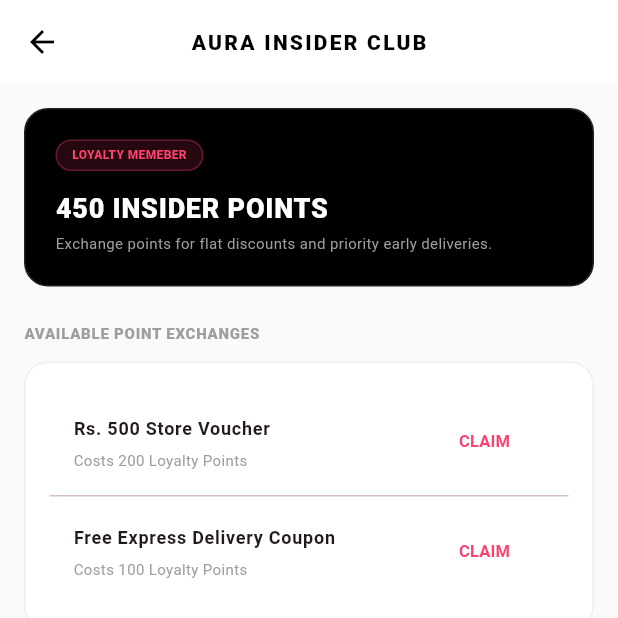
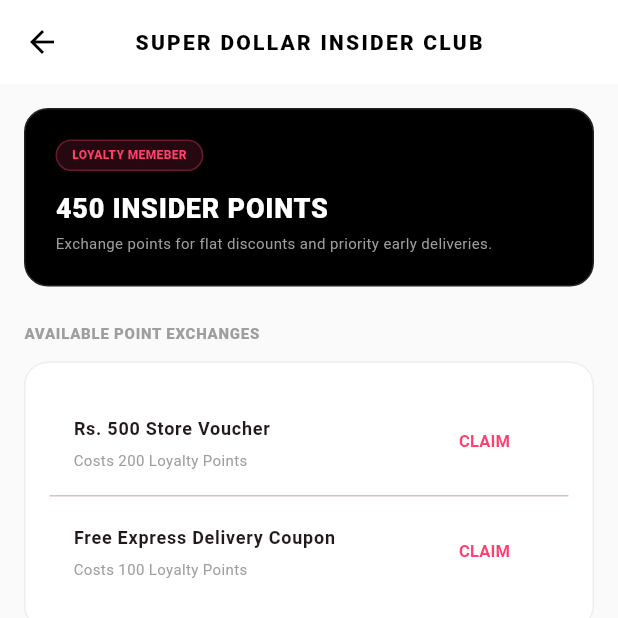
Before and after one commit to asimgee105/superdollarsahiwal, a Flutter app: the InsiderScreen screen opened by its route, on a phone screen of 412 x 824 dp, the top half of it. Run offline on Flutter 3.47's test engine with Material 3 defaults, Android fonts, the phone set to English and light mode, and no system bars; our stand-ins replace dio, flutter_bloc, flutter_secure_storage, go_router, hive_flutter; accounts and stored records are empty; network calls fail.

Commit message:
Support guest browsing, add login redirects for add-to-bag/checkout/profile, and change brand name to Super Dollar

```diff
--- a/mobile/lib/features/auth/login_screen.dart
+++ b/mobile/lib/features/auth/login_screen.dart
@@ -104,7 +104,7 @@ class _LoginScreenState extends State<LoginScreen> {
                             mainAxisAlignment: MainAxisAlignment.center,
                             children: [
                               Text(
-                                'WELCOME TO AURA',
+                                'WELCOME TO SUPER DOLLAR',
                                 style: TextStyle(
                                   fontSize: 13,
                                   fontWeight: FontWeight.w900,
--- a/mobile/lib/features/catalog/catalog_screen.dart
+++ b/mobile/lib/features/catalog/catalog_screen.dart
@@ -15,30 +15,30 @@ class _CatalogScreenState extends State<CatalogScreen> {
   final List<Map<String, String>> _products = [
     {
       'id': '1',
-      'title': 'Aura Premium Cotton Kurta Set',
+      'title': 'Premium Cotton Kurta Set',
       'price': '4,500',
-      'brand': 'AURA PREMIUM',
+      'brand': 'SD PREMIUM',
       'image': 'https://images.unsplash.com/photo-1595950653106-6c9ebd614d3a?q=80&w=300&auto=format&fit=crop'
     },
     {
       'id': '2',
       'title': 'Slim Fit Casual Denim Jeans',
       'price': '2,200',
-      'brand': 'AURA MEN',
+      'brand': 'SD MEN',
       'image': 'https://images.unsplash.com/photo-1542272604-787c3835535d?q=80&w=300&auto=format&fit=crop'
     },
     {
       'id': '3',
       'title': 'Women Printed Ethnic A-Line Kurti',
       'price': '1,850',
-      'brand': 'AURA FUSION',
+      'brand': 'SD FUSION',
       'image': 'https://images.unsplash.com/photo-1610030469983-98e550d6193c?q=80&w=300&auto=format&fit=crop'
     },
     {
       'id': '4',
-      'title': 'Aura Sporty Running Shoes',
+      'title': 'Sporty Running Shoes',
       'price': '3,999',
-      'brand': 'AURA ACTIVE',
+      'brand': 'SD ACTIVE',
       'image': 'https://images.unsplash.com/photo-1542291026-7eec264c27ff?q=80&w=300&auto=format&fit=crop'
     }
   ];
--- a/mobile/lib/features/home/home_screen.dart
+++ b/mobile/lib/features/home/home_screen.dart
@@ -17,30 +17,30 @@ class _HomeScreenState extends State<HomeScreen> {
   final List<Map<String, String>> _products = [
     {
       'id': '1',
-      'title': 'Aura Premium Cotton Kurta Set',
+      'title': 'Premium Cotton Kurta Set',
       'price': '4,500',
-      'brand': 'AURA PREMIUM',
+      'brand': 'SD PREMIUM',
       'image': 'https://images.unsplash.com/photo-1595950653106-6c9ebd614d3a?q=80&w=300&auto=format&fit=crop'
     },
     {
       'id': '2',
       'title': 'Slim Fit Casual Denim Jeans',
       'price': '2,200',
-      'brand': 'AURA MEN',
+      'brand': 'SD MEN',
       'image': 'https://images.unsplash.com/photo-1542272604-787c3835535d?q=80&w=300&auto=format&fit=crop'
     },
     {
       'id': '3',
       'title': 'Women Printed Ethnic A-Line Kurti',
       'price': '1,850',
-      'brand': 'AURA FUSION',
+      'brand': 'SD FUSION',
       'image': 'https://images.unsplash.com/photo-1610030469983-98e550d6193c?q=80&w=300&auto=format&fit=crop'
     },
     {
       'id': '4',
-      'title': 'Aura Sporty Running Shoes',
+      'title': 'Sporty Running Shoes',
       'price': '3,999',
-      'brand': 'AURA ACTIVE',
+      'brand': 'SD ACTIVE',
       'image': 'https://images.unsplash.com/photo-1542291026-7eec264c27ff?q=80&w=300&auto=format&fit=crop'
     }
   ];
@@ -58,7 +58,7 @@ class _HomeScreenState extends State<HomeScreen> {
     return Scaffold(
       backgroundColor: const Color(0xFFFAFAFA),
       appBar: AppBar(
-        title: const Text('A U R A'),
+        title: const Text('SUPER DOLLAR'),
         actions: [
           IconButton(
             icon: const Icon(Icons.favorite_border),
--- a/mobile/lib/features/profile/gift_cards_screen.dart
+++ b/mobile/lib/features/profile/gift_cards_screen.dart
@@ -71,7 +71,7 @@ class _GiftCardsScreenState extends State<GiftCardsScreen> {
                 crossAxisAlignment: CrossAxisAlignment.start,
                 mainAxisAlignment: MainAxisAlignment.center,
                 children: [
-                  Text('AURA GIFT CARD', style: TextStyle(color: Colors.white, fontWeight: FontWeight.w900, fontSize: 14, letterSpacing: 1.0)),
+                  Text('SUPER DOLLAR GIFT CARD', style: TextStyle(color: Colors.white, fontWeight: FontWeight.w900, fontSize: 14, letterSpacing: 1.0)),
                   SizedBox(height: 6),
                   Text('Share the joy of style. The perfect gift voucher for birthdays, anniversaries, or appreciation tokens.', style: TextStyle(color: Colors.white70, fontSize: 10, height: 1.4)),
                 ],
--- a/mobile/lib/features/profile/insider_screen.dart
+++ b/mobile/lib/features/profile/insider_screen.dart
@@ -9,7 +9,7 @@ class InsiderScreen extends StatelessWidget {
     return Scaffold(
       backgroundColor: const Color(0xFFFAFAFA),
       appBar: AppBar(
-        title: const Text('AURA INSIDER CLUB'),
+        title: const Text('SUPER DOLLAR INSIDER CLUB'),
         leading: IconButton(
           icon: const Icon(Icons.arrow_back),
           onPressed: () => context.go('/profile'),
--- a/mobile/lib/features/profile/orders_screen.dart
+++ b/mobile/lib/features/profile/orders_screen.dart
@@ -12,8 +12,8 @@ class OrdersScreen extends StatelessWidget {
       'total': '4,500',
       'items': [
         {
-          'title': 'Aura Premium Cotton Kurta Set',
-          'brand': 'AURA PREMIUM',
+          'title': 'Premium Cotton Kurta Set',
+          'brand': 'SD PREMIUM',
           'image': 'https://images.unsplash.com/photo-1595950653106-6c9ebd614d3a?q=80&w=150&auto=format&fit=crop'
         }
       ]
@@ -26,7 +26,7 @@ class OrdersScreen extends StatelessWidget {
       'items': [
         {
           'title': 'Slim Fit Casual Denim Jeans',
-          'brand': 'AURA MEN',
+          'brand': 'SD MEN',
           'image': 'https://images.unsplash.com/photo-1542272604-787c3835535d?q=80&w=150&auto=format&fit=crop'
         }
       ]
--- a/mobile/lib/features/splash_onboarding/onboarding_screen.dart
+++ b/mobile/lib/features/splash_onboarding/onboarding_screen.dart
@@ -21,7 +21,7 @@ class _OnboardingScreenState extends State<OnboardingScreen> {
     },
     {
       'title': 'EXCLUSIVE INSIDER REWARDS',
-      'subtitle': 'Join the Aura Insider loyalty program, accumulate shopping points, and exchange them for coupons.',
+      'subtitle': 'Join the Super Dollar Insider loyalty program, accumulate shopping points, and exchange them for coupons.',
       'image': 'https://images.unsplash.com/photo-1490481651871-ab68de25d43d?q=80&w=600&auto=format&fit=crop'
     },
     {
--- a/mobile/lib/main.dart
+++ b/mobile/lib/main.dart
@@ -12,7 +12,7 @@ class MyApp extends StatelessWidget {
   @override
   Widget build(BuildContext context) {
     return MaterialApp.router(
-      title: 'AURA Store',
+      title: 'Super Dollar',
       theme: AppTheme.lightTheme,
       darkTheme: AppTheme.darkTheme,
       routerConfig: appRouter,
```
Also changed, not shown: mobile/lib/features/cart/cart_screen.dart (+20 -4 lines), mobile/lib/features/catalog/product_detail_screen.dart (+17 -3 lines), mobile/lib/features/profile/profile_screen.dart (+64 -7 lines), mobile/lib/features/splash_onboarding/splash_screen.dart (+5 -8 lines).
